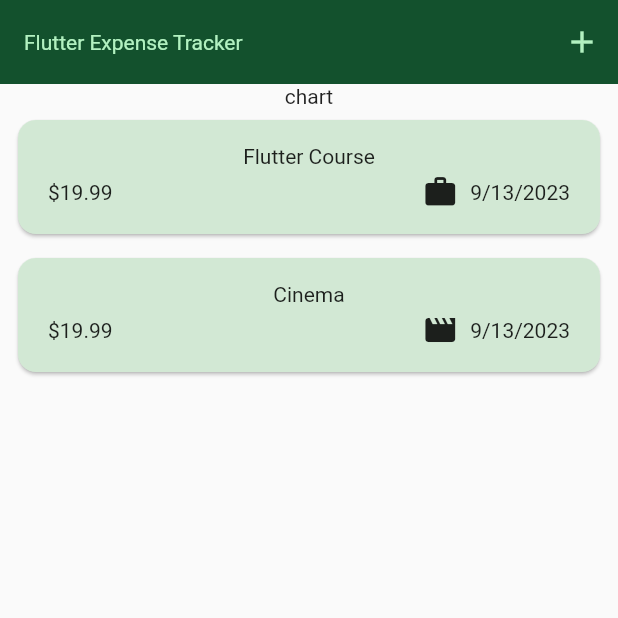
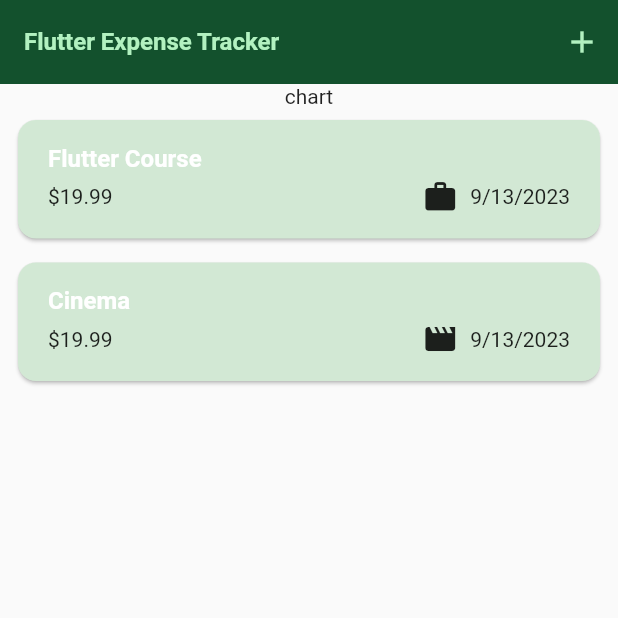
Before and after one commit to alisalali/flutter_expense_tracker, a Flutter app: the screen it shows after launch, on a phone screen of 412 x 824 dp, the top half of it. Run offline on Flutter 3.47's test engine with Material 2 defaults, Android fonts, the phone set to English and light mode, and no system bars.

Commit message:
using theme in widgets Text colors container margin

```diff
--- a/lib/main.dart
+++ b/lib/main.dart
@@ -35,9 +35,9 @@ void main() {
         // Modify TextsTheme widgets , with title
         textTheme: ThemeData().textTheme.copyWith(
               titleLarge: TextStyle(
-                fontWeight: FontWeight.normal,
+                fontWeight: FontWeight.bold,
                 color: kColorScheme.onSecondary,
-                fontSize: 14,
+                fontSize: 16,
               ),
             ),
       ),
--- a/lib/widgets/expenses_list/expense_item.dart
+++ b/lib/widgets/expenses_list/expense_item.dart
@@ -19,8 +19,14 @@ class ExpenseItem extends StatelessWidget {
           vertical: 16,
         ),
         child: Column(
+          crossAxisAlignment: CrossAxisAlignment.start,
           children: [
-            Text(expense.title),
+            Text(
+              expense.title,
+              style: Theme.of(context)
+                  .textTheme
+                  .titleLarge, // reaching theme style elements
+            ),
             const SizedBox(
               height: 4,
             ),
--- a/lib/widgets/expenses_list/expenses_list.dart
+++ b/lib/widgets/expenses_list/expenses_list.dart
@@ -26,6 +26,14 @@ class ExpensesList extends StatelessWidget {
       itemCount: expenses.length, // define the length of scrollable list
       itemBuilder: (ctx, index) => Dismissible(
           key: ValueKey(expenses[index]),
+          background: Container(
+            //access of color in colorscheme error obj
+            color: Theme.of(context).colorScheme.error.withOpacity(0.75),
+            // access cardTheme object with margin horizontal
+            margin: EdgeInsets.symmetric(
+              horizontal: Theme.of(context).cardTheme.margin!.horizontal,
+            ),
+          ),
           onDismissed: (direction) {
             onRemoveExpense(expenses[index]);
           },
```
